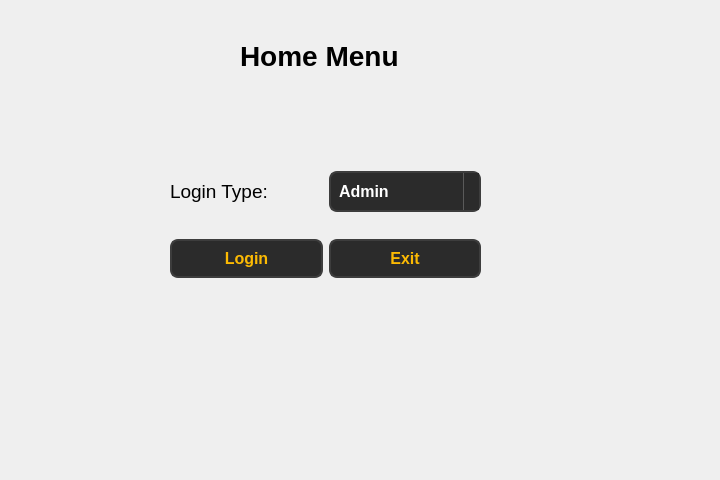
This is ui/MainWindow_window.ui in Soham1117/elearningApp as Qt 5 draws it before an edit. The edited form follows.
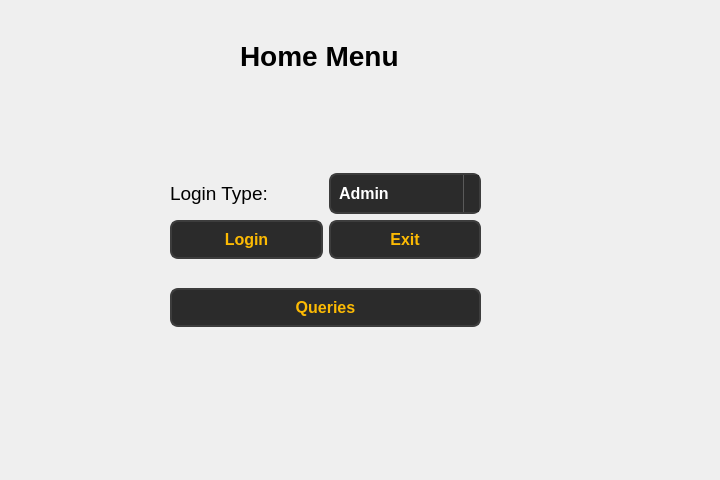
This is the edited form.

Commit message: Added queries page.

The edit to the form file:
```diff
--- a/ui/MainWindow_window.ui
+++ b/ui/MainWindow_window.ui
@@ -32,15 +32,17 @@
     <string>Home Menu</string>
    </property>
   </widget>
-  <widget class="QWidget" name="layoutWidget">
+  <widget class="QWidget" name="">
    <property name="geometry">
     <rect>
      <x>170</x>
      <y>150</y>
      <width>311</width>
-     <height>151</height>
+     <height>201</height>
     </rect>
    </property>
+   <layout class="QVBoxLayout" name="verticalLayout_2">
+    <item>
    <layout class="QVBoxLayout" name="verticalLayout">
     <item>
      <layout class="QHBoxLayout" name="horizontalLayout_2">
@@ -175,6 +177,38 @@
        </widget>
       </item>
      </layout>
+      </item>
+     </layout>
+    </item>
+    <item>
+     <widget class="QPushButton" name="pushButton">
+      <property name="styleSheet">
+       <string notr="true">QPushButton {
+        background-color: #2b2b2b;  
+        color: #fcba03;              
+        border: 2px solid #3d3d3d;      
+        border-radius: 8px;          
+        padding: 8px 16px;            
+        font-size: 16px;            
+        font-weight: bold;
+    
+    }
+
+    QPushButton:hover {
+        background-color: #fcba03;
+		 color: #000000;
+        border: 2px solid #5a5a5a;    
+    }
+
+    QPushButton:pressed {
+        background-color: #1a1a1a;      
+        border: 2px solid #2b2b2b;      
+    }</string>
+      </property>
+      <property name="text">
+       <string>Queries</string>
+      </property>
+     </widget>
     </item>
    </layout>
   </widget>
```
Lines whose indentation alone changed are shown as unchanged. The commit also changes 11 other files.
